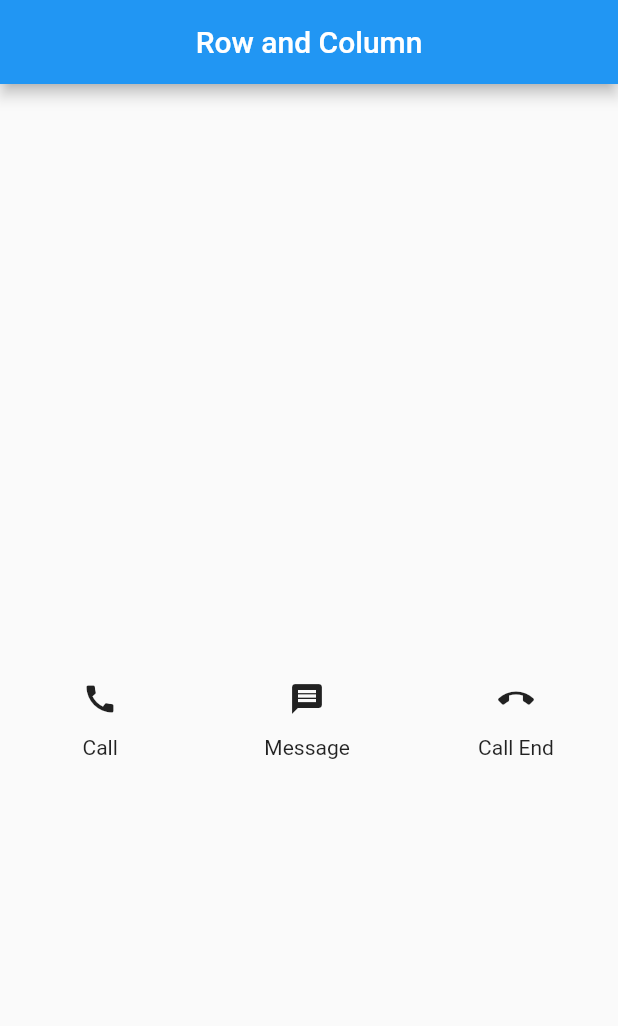
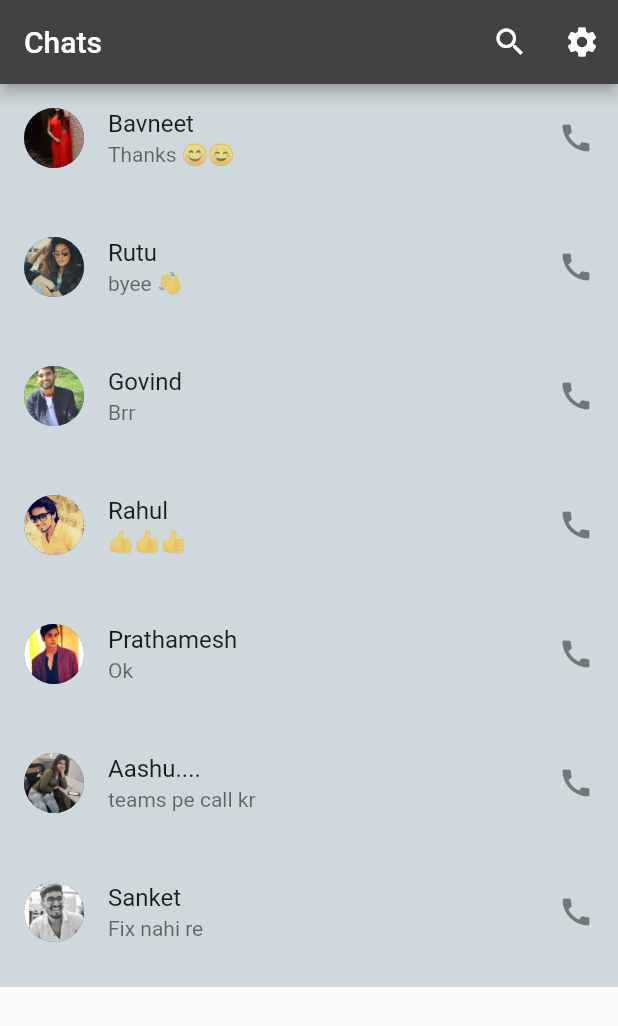
Before and after one commit to Pankajkalbande/flutter_application_1, a Flutter app: the screen it shows after launch, on a phone screen of 412 x 824 dp. Shown: the top 1026 px of the screen. Run offline on Flutter 3.47's test engine with Material 2 defaults, Android fonts, the phone set to English and light mode, and no system bars.

Commit message:
added list view and created chat app ui using listview

```diff
--- a/lib/main.dart
+++ b/lib/main.dart
@@ -5,6 +5,7 @@ import 'package:flutter_application_1/screen/addButtons.dart';
 import 'package:flutter_application_1/screen/container.dart';
 import 'package:flutter_application_1/screen/dashboard.dart';
 import 'package:flutter_application_1/screen/addImage.dart';
+import 'package:flutter_application_1/screen/listView.dart';
 import 'package:flutter_application_1/screen/rowColumn.dart';
 
 void main() {
@@ -18,7 +19,8 @@ void main() {
       // home: AddContainer(),
       // home: Button(),
       // home: AddAppBar(),
-      home: AddRowColumn(),
+      // home: AddRowColumn(),
+      home: AddListView(),
     ),
   );
 }
--- a/lib/screen/AddImage.dart
+++ b/lib/screen/AddImage.dart
@@ -10,7 +10,7 @@ class AddImage extends StatelessWidget {
         title: const Text("Image Add"),
       ),
       body: Image.asset(
-        "assets/images/nature.jpg",
+        "assets/nature.jpg",
         height: 900.0,
         fit: BoxFit.cover,
       ),
--- /dev/null
+++ b/lib/screen/listView.dart
@@ -0,0 +1,82 @@
+import 'package:flutter/material.dart';
+
+class AddListView extends StatelessWidget {
+  const AddListView({super.key});
+
+  @override
+  Widget build(BuildContext context) {
+    return Scaffold(
+      appBar: AppBar(
+        title: const Text("Chats"),
+        backgroundColor: Colors.grey[800],
+        actions: [
+          IconButton(onPressed: () {}, icon: const Icon(Icons.search)),
+          IconButton(onPressed: () {}, icon: const Icon(Icons.settings)),
+        ],
+      ),
+      body: Container(
+        child: ListView(
+          itemExtent: 86.0,
+          children: [
+            ListTile(
+              tileColor: Colors.blueGrey[100],
+              leading: const CircleAvatar(
+                  foregroundImage: AssetImage("assets/bavneet.jpg")),
+              title: const Text("Bavneet"),
+              subtitle: const Text('Thanks 😊☺'),
+              trailing: const Icon(Icons.call),
+            ),
+            ListTile(
+              tileColor: Colors.blueGrey[100],
+              leading: const CircleAvatar(
+                  foregroundImage: AssetImage("assets/rutu.jpg")),
+              title: const Text("Rutu"),
+              subtitle: const Text('byee 👋'),
+              trailing: const Icon(Icons.call),
+            ),
+            ListTile(
+              tileColor: Colors.blueGrey[100],
+              leading: const CircleAvatar(
+                  foregroundImage: AssetImage("assets/govind.jpg")),
+              title: const Text("Govind"),
+              subtitle: const Text('Brr'),
+              trailing: const Icon(Icons.call),
+            ),
+            ListTile(
+              tileColor: Colors.blueGrey[100],
+              leading: const CircleAvatar(
+                  foregroundImage: AssetImage("assets/rahul.jpg")),
+              title: const Text("Rahul"),
+              subtitle: const Text('👍👍👍'),
+              trailing: const Icon(Icons.call),
+            ),
+            ListTile(
+              tileColor: Colors.blueGrey[100],
+              leading: const CircleAvatar(
+                  foregroundImage: AssetImage("assets/priyanshu.jpg")),
+              title: const Text("Prathamesh"),
+              subtitle: const Text('Ok'),
+              trailing: const Icon(Icons.call),
+            ),
+            ListTile(
+              tileColor: Colors.blueGrey[100],
+              leading: const CircleAvatar(
+                  foregroundImage: AssetImage("assets/ash.jpg")),
+              title: const Text("Aashu...."),
+              subtitle: const Text('teams pe call kr'),
+              trailing: const Icon(Icons.call),
+            ),
+            ListTile(
+              tileColor: Colors.blueGrey[100],
+              leading: const CircleAvatar(
+                  foregroundImage: AssetImage("assets/sanket.jpg")),
+              title: const Text("Sanket"),
+              subtitle: const Text('Fix nahi re'),
+              trailing: const Icon(Icons.call),
+            ),
+          ],
+        ),
+      ),
+    );
+  }
+}
--- a/pubspec.yaml
+++ b/pubspec.yaml
@@ -59,7 +59,7 @@ flutter:
 
   # To add assets to your application, add an assets section, like this:
   assets:
-    - assets/images/
+    - assets/
 
   # An image asset can refer to one or more resolution-specific "variants", see
   # https://flutter.dev/assets-and-images/#resolution-aware
```
Also changed, not shown: assets/ash.jpg (added), assets/bavneet.jpg (added), assets/govind.jpg (added), assets/images/nature.jpg (deleted), assets/michael.jpg (renamed from assets/images/michael.jpg), assets/priyanshu.jpg (added), assets/rahul.jpg (added), assets/rutu.jpg (added), assets/sanket.jpg (added), assets/sanketB.jpg (added), 1 other file.
